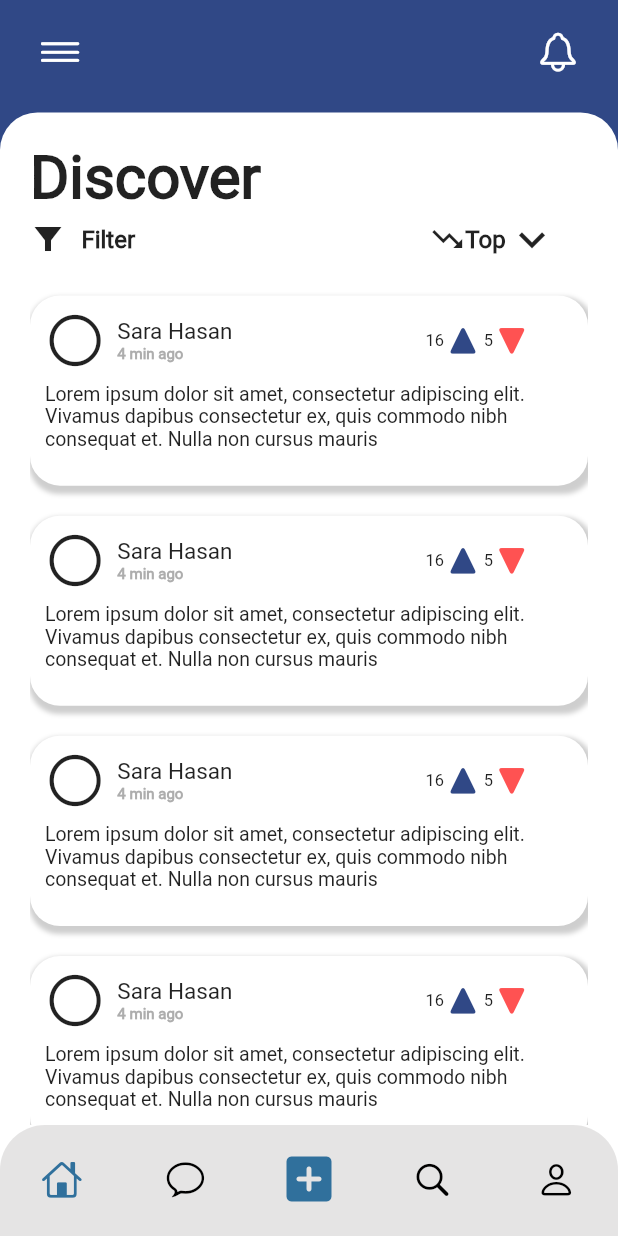
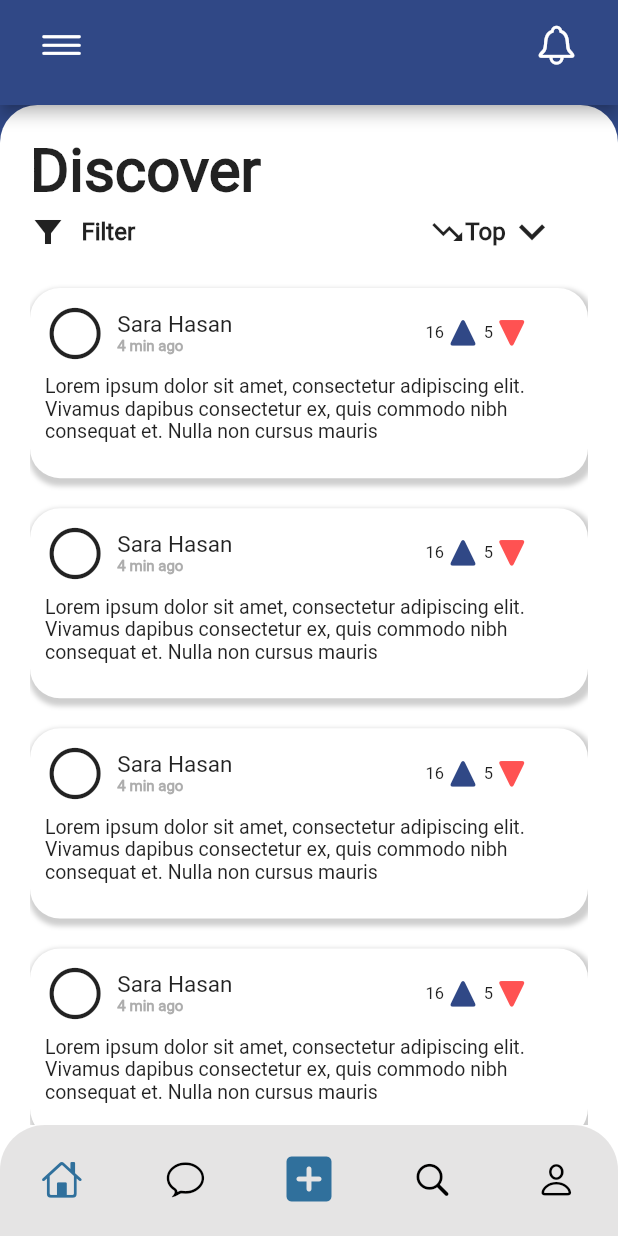
Before and after one commit to sarahasan17/vitsocialapp, a Flutter app: the screen it shows after launch, on a phone screen of 412 x 824 dp. Run offline on Flutter 3.47's test engine with Material 2 defaults, Android fonts, the phone set to English and light mode, and no system bars; Roboto replaces fonts that are missing (Inter Regular).

Commit message:
appbar changes

```diff
--- a/vitogether/lib/screens/BottomNavigationBar/bottomnavbar.dart
+++ b/vitogether/lib/screens/BottomNavigationBar/bottomnavbar.dart
@@ -1,4 +1,5 @@
 import 'package:flutter/cupertino.dart';
+import 'package:flutter/foundation.dart';
 import 'package:flutter/material.dart';
 import 'package:vitogether_app/screens/AnswerScreen/AnswerScreen.dart';
 import 'package:vitogether_app/screens/DiscoverScreen/DiscoverScreen.dart';
@@ -28,10 +29,35 @@ class _BottomNavScreenState extends State<BottomNavScreen> {
     });
   }
 
+  final GlobalKey<ScaffoldState> _scaffoldkey = GlobalKey<ScaffoldState>();
   @override
   Widget build(BuildContext context) {
     ThemeHelper t = ThemeHelper();
     return Scaffold(
+        appBar: PreferredSize(
+          preferredSize: const Size.fromHeight(70.0), // here the desired height
+          child: AppBar(
+            backgroundColor: t.backgroundColor,
+            title: Container(
+              margin: const EdgeInsets.symmetric(vertical: 40),
+              width: double.infinity,
+              color: t.backgroundColor,
+              padding: const EdgeInsets.only(
+                  top: 30, left: 10, right: 10, bottom: 25),
+              child: Row(
+                mainAxisAlignment: MainAxisAlignment.spaceBetween,
+                children: [
+                  GestureDetector(
+                    onTap: () => _scaffoldkey.currentState?.openDrawer(),
+                    child: Icon(CupertinoIcons.line_horizontal_3,
+                        color: t.white, size: 30),
+                  ),
+                  Icon(CupertinoIcons.bell, color: t.white, size: 30),
+                ],
+              ),
+            ),
+          ),
+        ),
         body: screen[count],
         bottomNavigationBar: Container(
           color: t.white,
--- a/vitogether/lib/screens/DiscoverScreen/DiscoverScreen.dart
+++ b/vitogether/lib/screens/DiscoverScreen/DiscoverScreen.dart
@@ -23,7 +23,7 @@ class _DiscoverScreenState extends State<DiscoverScreen> {
       body: SafeArea(
         child: Column(
           children: [
-            Container(
+            /*Container(
               color: t.backgroundColor,
               margin: const EdgeInsets.only(
                   top: 20, left: 25, right: 25, bottom: 25),
@@ -38,7 +38,7 @@ class _DiscoverScreenState extends State<DiscoverScreen> {
                   Icon(CupertinoIcons.bell, color: t.white, size: 30),
                 ],
               ),
-            ),
+            ),*/
             Flexible(
               child: Container(
                 padding:
```
